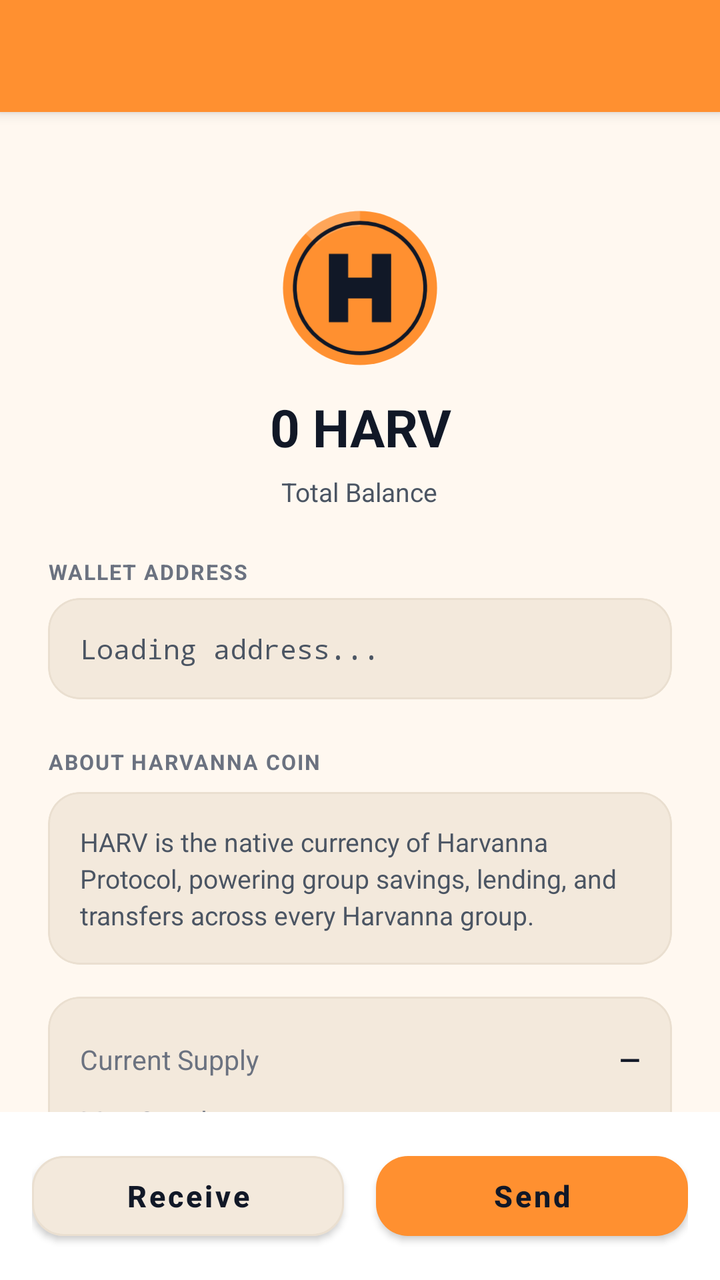
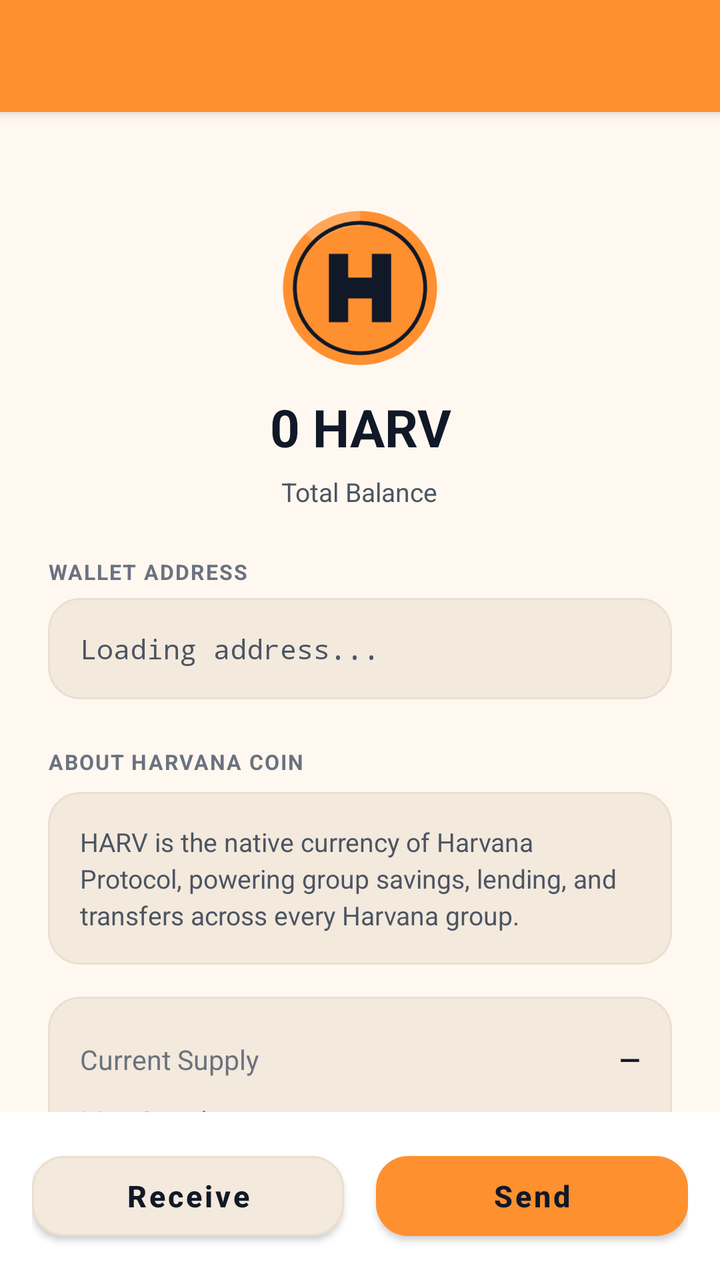

The first picture is an Android layout as it rendered before a commit; the second is the same layout after the commit. The layout source and the unified diff follow.
<!-- AndroidManifest.xml: application theme AppTheme -->
<!-- res/layout/coin_detail.xml -->
<androidx.coordinatorlayout.widget.CoordinatorLayout
	xmlns:android="http://schemas.android.com/apk/res/android"
	xmlns:app="http://schemas.android.com/apk/res-auto"
	xmlns:tools="http://schemas.android.com/tools"
	android:id="@+id/_coordinator"
	android:layout_width="match_parent"
	android:layout_height="match_parent">
	<com.google.android.material.appbar.AppBarLayout
		android:id="@+id/_app_bar"
		android:layout_width="match_parent"
		android:layout_height="wrap_content"
		android:theme="@style/AppTheme.AppBarOverlay">
		<androidx.appcompat.widget.Toolbar
			android:id="@+id/_toolbar"
			android:layout_width="match_parent"
			android:layout_height="?attr/actionBarSize"
			android:background="?attr/appBarColor"
			app:popupTheme="@style/AppTheme.PopupOverlay" />
	</com.google.android.material.appbar.AppBarLayout>
	<androidx.coordinatorlayout.widget.CoordinatorLayout
		android:id="@+id/_coordinator"
		android:layout_width="match_parent"
		android:layout_height="match_parent"
		android:background="@color/colorBackground"
		app:layout_behavior="@string/appbar_scrolling_view_behavior">
		<LinearLayout
			android:id="@+id/linear3"
			android:layout_width="match_parent"
			android:layout_height="match_parent"
			android:orientation="vertical">
			<androidx.core.widget.NestedScrollView
				android:id="@+id/vscroll2"
				android:layout_width="match_parent"
				android:layout_height="0dp"
				android:layout_weight="1"
				android:overScrollMode="never"
				android:fillViewport="true">
				<LinearLayout
					android:id="@+id/linear10"
					android:layout_width="match_parent"
					android:layout_height="wrap_content"
					android:padding="24dp"
					android:gravity="center_horizontal"
					android:orientation="vertical">
					<com.google.android.material.card.MaterialCardView
						android:id="@+id/cardview1"
						android:layout_width="wrap_content"
						android:layout_height="wrap_content"
						android:layout_marginTop="24dp"
						app:cardBackgroundColor="@android:color/transparent"
						app:cardElevation="0dp"
						app:cardCornerRadius="360dp"
						app:strokeWidth="0dp">
						<ImageView
							android:id="@+id/img_coin_logo"
							android:layout_width="80dp"
							android:layout_height="80dp"
							android:src="@drawable/ic_coin_harv"
							android:scaleType="centerInside" />
					</com.google.android.material.card.MaterialCardView>
					<LinearLayout
						android:id="@+id/linear7"
						android:layout_width="match_parent"
						android:layout_height="wrap_content"
						android:layout_marginTop="8dp"
						android:padding="4dp"
						android:gravity="center_horizontal"
						android:orientation="horizontal"
						android:layout_marginHorizontal="40dp">
						<TextView
							android:id="@+id/tv_coin_balance"
							android:layout_width="match_parent"
							android:layout_height="wrap_content"
							android:gravity="center_horizontal|center_vertical"
							android:text="0 HARV"
							android:textSize="26sp"
							android:textStyle="bold"
							android:textColor="@color/colorTextPrimary"
							android:singleLine="true" />
					</LinearLayout>
					<TextView
						android:id="@+id/textview14"
						android:layout_width="wrap_content"
						android:layout_height="wrap_content"
						android:layout_marginTop="2dp"
						android:text="Total Balance"
						android:textSize="13sp"
						android:textColor="@color/colorTextSecondary" />
					<TextView
						android:id="@+id/textview15"
						android:layout_width="match_parent"
						android:layout_height="wrap_content"
						android:layout_marginTop="24dp"
						android:text="WALLET ADDRESS"
						android:textStyle="bold"
						android:textColor="@color/colorTextTertiary"
						android:textSize="10.5sp"
						android:letterSpacing="0.06" />
					<com.google.android.material.card.MaterialCardView
						android:id="@+id/cardview4"
						android:layout_width="match_parent"
						android:layout_height="wrap_content"
						android:layout_marginTop="6dp"
						app:cardBackgroundColor="@color/colorSurfaceRaised"
						app:cardCornerRadius="16dp"
						app:cardElevation="0dp"
						app:strokeWidth="1dp"
						app:strokeColor="@color/colorCardStroke">
						<TextView
							android:id="@+id/tv_wallet_address"
							android:layout_width="match_parent"
							android:layout_height="wrap_content"
							android:padding="16dp"
							android:gravity="center_vertical"
							android:text="Loading address..."
							android:textColor="@color/colorTextSecondary"
							android:textSize="13.5sp"
							android:fontFamily="monospace"
							android:textIsSelectable="true" />
					</com.google.android.material.card.MaterialCardView>
					<TextView
						android:id="@+id/textview2"
						android:layout_width="match_parent"
						android:layout_height="wrap_content"
						android:layout_marginTop="24dp"
						android:layout_marginBottom="8dp"
						android:text="ABOUT HARVANNA COIN"
						android:textStyle="bold"
						android:textColor="@color/colorTextTertiary"
						android:gravity="start"
						android:textSize="10.5sp"
						android:letterSpacing="0.06" />
					<com.google.android.material.card.MaterialCardView
						android:id="@+id/cardview7"
						android:layout_width="match_parent"
						android:layout_height="wrap_content"
						app:cardBackgroundColor="@color/colorSurfaceRaised"
						app:cardCornerRadius="16dp"
						app:cardElevation="0dp"
						app:strokeWidth="1dp"
						app:strokeColor="@color/colorCardStroke">
						<LinearLayout
							android:id="@+id/linear11"
							android:layout_width="match_parent"
							android:layout_height="wrap_content"
							android:padding="16dp"
							android:orientation="vertical">
							<TextView
								android:id="@+id/tv_coin_description"
								android:layout_width="match_parent"
								android:layout_height="wrap_content"
								android:text="HARV is the native currency of Harvanna Protocol, powering group savings, lending, and transfers across every Harvanna group."
								android:textSize="13sp"
								android:textColor="@color/colorTextSecondary"
								android:gravity="start"
								android:lineSpacingExtra="3dp" />
						</LinearLayout>
					</com.google.android.material.card.MaterialCardView>
					<com.google.android.material.card.MaterialCardView
						android:id="@+id/cardview8"
						android:layout_width="match_parent"
						android:layout_height="wrap_content"
						android:layout_marginTop="16dp"
						app:cardBackgroundColor="@color/colorSurfaceRaised"
						app:cardCornerRadius="16dp"
						app:cardElevation="0dp"
						app:strokeWidth="1dp"
						app:strokeColor="@color/colorCardStroke">
						<LinearLayout
							android:id="@+id/linear12"
							android:layout_width="match_parent"
							android:layout_height="wrap_content"
							android:padding="16dp"
							android:orientation="vertical">
							<LinearLayout
								android:id="@+id/row_current_supply"
								android:layout_width="match_parent"
								android:layout_height="wrap_content"
								android:gravity="center_vertical"
								android:orientation="horizontal"
								android:paddingVertical="6dp">
								<TextView
									android:id="@+id/tv_stat_label_1"
									android:layout_width="0dp"
									android:layout_height="wrap_content"
									android:text="Current Supply"
									android:textColor="@color/colorTextTertiary"
									android:layout_weight="1"
									android:textSize="13.5sp"
									android:focusable="false" />
								<TextView
									android:id="@+id/tv_stat_value_1"
									android:layout_width="wrap_content"
									android:layout_height="wrap_content"
									android:text="—"
									android:textStyle="bold"
									android:textColor="@color/colorTextPrimary"
									android:textSize="13.5sp"
									android:focusable="false" />
							</LinearLayout>
							<LinearLayout
								android:id="@+id/row_max_supply"
								android:layout_width="match_parent"
								android:layout_height="wrap_content"
								android:gravity="center_vertical"
								android:orientation="horizontal"
								android:paddingVertical="6dp">
								<TextView
									android:id="@+id/tv_stat_label_2"
									android:layout_width="0dp"
									android:layout_height="wrap_content"
									android:text="Max Supply"
									android:textColor="@color/colorTextTertiary"
									android:layout_weight="1"
									android:textSize="13.5sp"
									android:focusable="false" />
								<TextView
									android:id="@+id/tv_stat_value_2"
									android:layout_width="wrap_content"
									android:layout_height="wrap_content"
									android:text="—"
									android:textStyle="bold"
									android:textColor="@color/colorTextPrimary"
									android:textSize="13.5sp"
									android:focusable="false" />
							</LinearLayout>
							<LinearLayout
								android:id="@+id/row_circulating_supply"
								android:layout_width="match_parent"
								android:layout_height="wrap_content"
								android:gravity="center_vertical"
								android:orientation="horizontal"
								android:paddingVertical="6dp">
								<TextView
									android:id="@+id/tv_stat_label_3"
									android:layout_width="0dp"
									android:layout_height="wrap_content"
									android:text="Circulating Supply"
									android:textColor="@color/colorTextTertiary"
									android:layout_weight="1"
									android:textSize="13.5sp"
									android:focusable="false" />
								<TextView
									android:id="@+id/tv_stat_value_3"
									android:layout_width="wrap_content"
									android:layout_height="wrap_content"
									android:text="—"
									android:textStyle="bold"
									android:textColor="@color/colorTextPrimary"
									android:textSize="13.5sp"
									android:focusable="false" />
							</LinearLayout>
							<LinearLayout
								android:id="@+id/row_total_holders"
								android:layout_width="match_parent"
								android:layout_height="wrap_content"
								android:gravity="center_vertical"
								android:orientation="horizontal"
								android:paddingVertical="6dp">
								<TextView
									android:id="@+id/tv_stat_label_4"
									android:layout_width="0dp"
									android:layout_height="wrap_content"
									android:text="Total Holders"
									android:textColor="@color/colorTextTertiary"
									android:layout_weight="1"
									android:textSize="13.5sp"
									android:focusable="false" />
								<TextView
									android:id="@+id/tv_stat_value_4"
									android:layout_width="wrap_content"
									android:layout_height="wrap_content"
									android:text="—"
									android:textStyle="bold"
									android:textColor="@color/colorTextPrimary"
									android:textSize="13.5sp"
									android:focusable="false" />
							</LinearLayout>
							<LinearLayout
								android:id="@+id/row_block_height"
								android:layout_width="match_parent"
								android:layout_height="wrap_content"
								android:gravity="center_vertical"
								android:orientation="horizontal"
								android:paddingVertical="6dp">
								<TextView
									android:id="@+id/tv_stat_label_5"
									android:layout_width="0dp"
									android:layout_height="wrap_content"
									android:text="Block Height"
									android:textColor="@color/colorTextTertiary"
									android:layout_weight="1"
									android:textSize="13.5sp"
									android:focusable="false" />
								<TextView
									android:id="@+id/tv_stat_value_5"
									android:layout_width="wrap_content"
									android:layout_height="wrap_content"
									android:text="—"
									android:textStyle="bold"
									android:textColor="@color/colorTextPrimary"
									android:textSize="13.5sp"
									android:focusable="false" />
							</LinearLayout>
							<LinearLayout
								android:id="@+id/row_block_reward"
								android:layout_width="match_parent"
								android:layout_height="wrap_content"
								android:gravity="center_vertical"
								android:orientation="horizontal"
								android:paddingVertical="6dp">
								<TextView
									android:id="@+id/tv_stat_label_6"
									android:layout_width="0dp"
									android:layout_height="wrap_content"
									android:text="Block Reward"
									android:textColor="@color/colorTextTertiary"
									android:layout_weight="1"
									android:textSize="13.5sp"
									android:focusable="false" />
								<TextView
									android:id="@+id/tv_stat_value_6"
									android:layout_width="wrap_content"
									android:layout_height="wrap_content"
									android:text="—"
									android:textStyle="bold"
									android:textColor="@color/colorTextPrimary"
									android:textSize="13.5sp"
									android:focusable="false" />
							</LinearLayout>
							<LinearLayout
								android:id="@+id/row_halving"
								android:layout_width="match_parent"
								android:layout_height="wrap_content"
								android:gravity="center_vertical"
								android:orientation="horizontal"
								android:paddingVertical="6dp">
								<TextView
									android:id="@+id/tv_stat_label_7"
									android:layout_width="0dp"
									android:layout_height="wrap_content"
									android:text="Next Halving"
									android:textColor="@color/colorTextTertiary"
									android:layout_weight="1"
									android:textSize="13.5sp"
									android:focusable="false" />
								<TextView
									android:id="@+id/tv_stat_value_7"
									android:layout_width="wrap_content"
									android:layout_height="wrap_content"
									android:text="—"
									android:textStyle="bold"
									android:textColor="@color/colorTextPrimary"
									android:textSize="13.5sp"
									android:focusable="false" />
							</LinearLayout>
							<LinearLayout
								android:id="@+id/row_network"
								android:layout_width="match_parent"
								android:layout_height="wrap_content"
								android:gravity="center_vertical"
								android:orientation="horizontal"
								android:paddingVertical="6dp">
								<TextView
									android:id="@+id/tv_stat_label_8"
									android:layout_width="0dp"
									android:layout_height="wrap_content"
									android:text="Network"
									android:textColor="@color/colorTextTertiary"
									android:layout_weight="1"
									android:textSize="13.5sp"
									android:focusable="false" />
								<TextView
									android:id="@+id/tv_stat_value_8"
									android:layout_width="wrap_content"
									android:layout_height="wrap_content"
									android:text="—"
									android:textStyle="bold"
									android:textColor="@color/colorTextPrimary"
									android:textSize="13.5sp"
									android:focusable="false" />
							</LinearLayout>
						</LinearLayout>
					</com.google.android.material.card.MaterialCardView>
					<TextView
						android:id="@+id/tv_coin_info_note"
						android:layout_width="match_parent"
						android:layout_height="wrap_content"
						android:layout_marginTop="12dp"
						android:text="Figures update from the live network and may lag a few seconds behind the chain tip."
						android:textColor="@color/colorTextTertiary"
						android:gravity="start"
						android:textSize="11.5sp"
						android:layout_marginHorizontal="4dp" />
				</LinearLayout>
			</androidx.core.widget.NestedScrollView>
			<LinearLayout
				android:id="@+id/layout_buttons"
				android:layout_width="match_parent"
				android:layout_height="wrap_content"
				android:padding="16dp"
				android:background="@color/colorSurface"
				android:orientation="horizontal"
				android:weightSum="2">
				<com.google.android.material.button.MaterialButton
					android:id="@+id/btn_receive"
					android:layout_width="0dp"
					android:layout_height="52dp"
					android:text="Receive"
					android:textSize="15sp"
					android:textStyle="bold"
					android:textColor="@color/colorTextPrimary"
					android:layout_weight="1"
					android:layout_marginEnd="8dp"
					app:backgroundTint="@color/colorSurfaceRaised"
					app:cornerRadius="16dp"
					app:elevation="0dp"
					app:strokeWidth="1dp"
					app:strokeColor="@color/colorCardStroke"
					android:textAllCaps="false" />
				<com.google.android.material.button.MaterialButton
					android:id="@+id/btn_send"
					android:layout_width="0dp"
					android:layout_height="52dp"
					android:text="Send"
					android:textSize="15sp"
					android:textStyle="bold"
					android:textColor="@color/colorTextOnAccent"
					android:layout_weight="1"
					android:layout_marginStart="8dp"
					app:backgroundTint="@color/colorAccent"
					app:cornerRadius="16dp"
					app:elevation="0dp"
					android:textAllCaps="false" />
			</LinearLayout>
		</LinearLayout>
	</androidx.coordinatorlayout.widget.CoordinatorLayout>
</androidx.coordinatorlayout.widget.CoordinatorLayout>
<!-- resources referenced by this layout -->
<resources>
  <style name="AppTheme" parent="Theme.MaterialComponents.DayNight.NoActionBar">
          
          <item name="android:textViewStyle">@style/HarvannaTextView</item>
          <item name="appBarColor">@color/colorAccent</item>
          <item name="onAppBarColor">@color/colorTextOnAccent</item>
          <item name="colorSecondary">@color/colorAccent</item>
          <item name="colorOnSecondary">@color/colorTextOnAccent</item>
          <item name="colorPrimaryVariant">@color/colorAccentDark</item>
          <item name="colorSecondaryVariant">@color/colorAccentDark</item>
          <item name="colorError">@color/colorError</item>
          <item name="colorOnError">@color/colorTextPrimaryWhite</item>
          <item name="colorControlActivated">@color/colorAccent</item>
          <item name="colorControlNormal">@color/colorControlNormal</item>
          <item name="colorControlHighlight">@color/colorAccentRipple</item>
          <item name="android:textColorHighlight">@color/colorAccentStroke</item>
          <item name="android:textColorLink">@color/colorAccentStrong</item>
          <item name="android:editTextColor">@color/colorTextPrimary</item>
          <item name="android:navigationBarColor">@color/colorBackground</item>
          <item name="colorPrimary">@color/colorAccent</item>
          <item name="colorPrimaryDark">@color/colorAccentStrong</item>
          <item name="colorAccent">@color/colorAccent</item>
          <item name="colorSurface">@color/colorSurface</item>
          <item name="colorOnPrimary">@color/colorTextOnAccent</item>
          <item name="colorOnSurface">@color/colorTextPrimary</item>
          <item name="colorOnBackground">@color/colorTextPrimary</item>
          <item name="colorOnSurfaceVariant">@color/colorTextSecondary</item>
          <item name="android:textColorPrimary">@color/colorTextPrimary</item>
          <item name="android:textColorSecondary">@color/colorTextSecondary</item>
          <item name="android:textColorHint">@color/colorTextTertiary</item>
          <item name="android:statusBarColor">?attr/appBarColor</item>
          <item name="android:windowLightStatusBar">true</item>
          <item name="android:windowBackground">@color/colorBackground</item>
          <item name="alertDialogTheme">@style/HarvannaAlertDialog</item>
          <item name="materialAlertDialogTheme">@style/HarvannaAlertDialog</item>
          <item name="bottomSheetDialogTheme">@style/HarvannaBottomSheetDialog</item>
      </style>
  <style name="HarvannaTextView" parent="android:Widget.TextView">
          <item name="android:textColor">@color/colorTextPrimary</item>
      </style>
  <style name="HarvannaAlertDialog" parent="ThemeOverlay.MaterialComponents.MaterialAlertDialog">
          <item name="colorPrimary">@color/colorAccent</item>
          <item name="colorAccent">@color/colorAccent</item>
          <item name="colorSurface">@color/colorSurface</item>
          <item name="colorOnPrimary">@color/colorTextOnAccent</item>
          <item name="colorOnSurface">@color/colorTextPrimary</item>
          <item name="android:textColorPrimary">@color/colorTextPrimary</item>
          <item name="android:textColor">@color/colorTextPrimary</item>
          <item name="android:windowBackground">@color/colorSurface</item>
          <item name="buttonBarPositiveButtonStyle">@style/HarvannaDialogButton</item>
          <item name="buttonBarNegativeButtonStyle">@style/HarvannaDialogButton</item>
          <item name="buttonBarNeutralButtonStyle">@style/HarvannaDialogButton</item>
      </style>
  <style name="HarvannaBottomSheetDialog" parent="ThemeOverlay.MaterialComponents.BottomSheetDialog">
          <item name="colorPrimary">@color/colorAccent</item>
          <item name="colorAccent">@color/colorAccent</item>
          <item name="colorSurface">@color/colorSurface</item>
          <item name="colorOnPrimary">@color/colorTextOnAccent</item>
          <item name="colorOnSurface">@color/colorTextPrimary</item>
          <item name="colorOnSurfaceVariant">@color/colorTextSecondary</item>
          <item name="android:textColorPrimary">@color/colorTextPrimary</item>
          <item name="bottomSheetStyle">@style/HarvannaBottomSheetStyle</item>
      </style>
  <style name="HarvannaDialogButton" parent="Widget.MaterialComponents.Button.TextButton.Dialog">
          <item name="android:textColor">@color/colorAccent</item>
          <item name="android:minHeight">48dp</item>
      </style>
  <style name="HarvannaBottomSheetStyle" parent="Widget.MaterialComponents.BottomSheet.Modal">
          <item name="backgroundTint">?attr/colorSurface</item>
          <item name="shapeAppearanceOverlay">@style/HarvannaBottomSheetShape</item>
      </style>
  <style name="HarvannaBottomSheetShape" parent="">
          <item name="cornerFamily">rounded</item>
          <item name="cornerSizeTopLeft">20dp</item>
          <item name="cornerSizeTopRight">20dp</item>
          <item name="cornerSizeBottomLeft">0dp</item>
          <item name="cornerSizeBottomRight">0dp</item>
      </style>
  <!-- unchanged entries left out for length: 19 -->
</resources>

<!-- the commit's change to res/layout/coin_detail.xml (unified diff, before → after) -->
@@ -124,7 +124,7 @@
 						android:layout_height="wrap_content"
 						android:layout_marginTop="24dp"
 						android:layout_marginBottom="8dp"
-						android:text="ABOUT HARVANNA COIN"
+						android:text="ABOUT HARVANA COIN"
 						android:textStyle="bold"
 						android:textColor="@color/colorTextTertiary"
 						android:gravity="start"
@@ -149,7 +149,7 @@
 								android:id="@+id/tv_coin_description"
 								android:layout_width="match_parent"
 								android:layout_height="wrap_content"
-								android:text="HARV is the native currency of Harvanna Protocol, powering group savings, lending, and transfers across every Harvanna group."
+								android:text="HARV is the native currency of Harvana Protocol, powering group savings, lending, and transfers across every Harvana group."
 								android:textSize="13sp"
 								android:textColor="@color/colorTextSecondary"
 								android:gravity="start"
<!-- resource entries referenced after the edit -->
@@ -2,7 +2,7 @@
 <resources>
   <style name="AppTheme" parent="Theme.MaterialComponents.DayNight.NoActionBar">
           
-          <item name="android:textViewStyle">@style/HarvannaTextView</item>
+          <item name="android:textViewStyle">@style/HarvanaTextView</item>
           <item name="appBarColor">@color/colorAccent</item>
           <item name="onAppBarColor">@color/colorTextOnAccent</item>
           <item name="colorSecondary">@color/colorAccent</item>
@@ -32,14 +32,14 @@
           <item name="android:statusBarColor">?attr/appBarColor</item>
           <item name="android:windowLightStatusBar">true</item>
           <item name="android:windowBackground">@color/colorBackground</item>
-          <item name="alertDialogTheme">@style/HarvannaAlertDialog</item>
-          <item name="materialAlertDialogTheme">@style/HarvannaAlertDialog</item>
-          <item name="bottomSheetDialogTheme">@style/HarvannaBottomSheetDialog</item>
+          <item name="alertDialogTheme">@style/HarvanaAlertDialog</item>
+          <item name="materialAlertDialogTheme">@style/HarvanaAlertDialog</item>
+          <item name="bottomSheetDialogTheme">@style/HarvanaBottomSheetDialog</item>
       </style>
-  <style name="HarvannaTextView" parent="android:Widget.TextView">
+  <style name="HarvanaTextView" parent="android:Widget.TextView">
           <item name="android:textColor">@color/colorTextPrimary</item>
       </style>
-  <style name="HarvannaAlertDialog" parent="ThemeOverlay.MaterialComponents.MaterialAlertDialog">
+  <style name="HarvanaAlertDialog" parent="ThemeOverlay.MaterialComponents.MaterialAlertDialog">
           <item name="colorPrimary">@color/colorAccent</item>
           <item name="colorAccent">@color/colorAccent</item>
           <item name="colorSurface">@color/colorSurface</item>
@@ -48,11 +48,11 @@
           <item name="android:textColorPrimary">@color/colorTextPrimary</item>
           <item name="android:textColor">@color/colorTextPrimary</item>
           <item name="android:windowBackground">@color/colorSurface</item>
-          <item name="buttonBarPositiveButtonStyle">@style/HarvannaDialogButton</item>
-          <item name="buttonBarNegativeButtonStyle">@style/HarvannaDialogButton</item>
-          <item name="buttonBarNeutralButtonStyle">@style/HarvannaDialogButton</item>
+          <item name="buttonBarPositiveButtonStyle">@style/HarvanaDialogButton</item>
+          <item name="buttonBarNegativeButtonStyle">@style/HarvanaDialogButton</item>
+          <item name="buttonBarNeutralButtonStyle">@style/HarvanaDialogButton</item>
       </style>
-  <style name="HarvannaBottomSheetDialog" parent="ThemeOverlay.MaterialComponents.BottomSheetDialog">
+  <style name="HarvanaBottomSheetDialog" parent="ThemeOverlay.MaterialComponents.BottomSheetDialog">
           <item name="colorPrimary">@color/colorAccent</item>
           <item name="colorAccent">@color/colorAccent</item>
           <item name="colorSurface">@color/colorSurface</item>
@@ -60,17 +60,17 @@
           <item name="colorOnSurface">@color/colorTextPrimary</item>
           <item name="colorOnSurfaceVariant">@color/colorTextSecondary</item>
           <item name="android:textColorPrimary">@color/colorTextPrimary</item>
-          <item name="bottomSheetStyle">@style/HarvannaBottomSheetStyle</item>
+          <item name="bottomSheetStyle">@style/HarvanaBottomSheetStyle</item>
       </style>
-  <style name="HarvannaDialogButton" parent="Widget.MaterialComponents.Button.TextButton.Dialog">
+  <style name="HarvanaDialogButton" parent="Widget.MaterialComponents.Button.TextButton.Dialog">
           <item name="android:textColor">@color/colorAccent</item>
           <item name="android:minHeight">48dp</item>
       </style>
-  <style name="HarvannaBottomSheetStyle" parent="Widget.MaterialComponents.BottomSheet.Modal">
+  <style name="HarvanaBottomSheetStyle" parent="Widget.MaterialComponents.BottomSheet.Modal">
           <item name="backgroundTint">?attr/colorSurface</item>
-          <item name="shapeAppearanceOverlay">@style/HarvannaBottomSheetShape</item>
+          <item name="shapeAppearanceOverlay">@style/HarvanaBottomSheetShape</item>
       </style>
-  <style name="HarvannaBottomSheetShape" parent="">
+  <style name="HarvanaBottomSheetShape" parent="">
           <item name="cornerFamily">rounded</item>
           <item name="cornerSizeTopLeft">20dp</item>
           <item name="cornerSizeTopRight">20dp</item>
